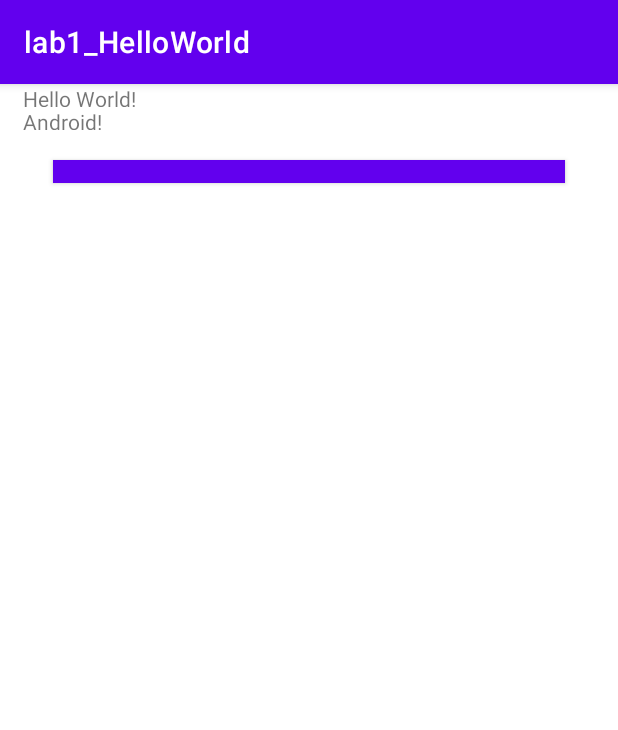
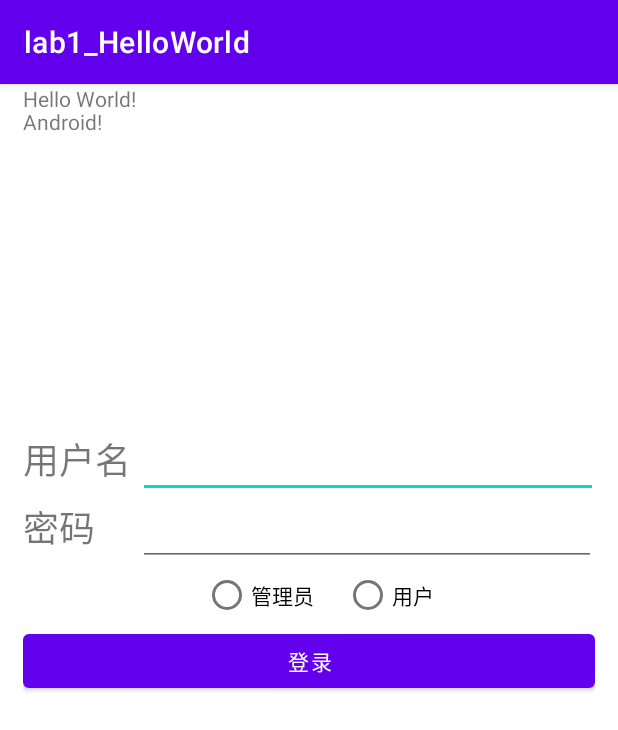
Before and after one commit to Wwwwwwwzl1/Android, an Android app: the screen it shows after launch (MainActivity), on a phone screen of 412 x 824 dp. Shown: the top 730 px of the screen. Run offline under Robolectric (Android 15) with nearby library versions, the phone set to English and light mode, and no system bars.

Commit message:
“第二次提交”

```diff
--- a/lab1_HelloWorld/app/src/main/res/layout/activity_main.xml
+++ b/lab1_HelloWorld/app/src/main/res/layout/activity_main.xml
@@ -5,13 +5,16 @@
     android:layout_width="match_parent"
     android:layout_height="match_parent"
     tools:context=".MainActivity">
+
     <LinearLayout
+        android:layout_width="match_parent"
+        android:layout_height="match_parent"
         android:orientation="vertical"
         android:paddingLeft="15dp"
         android:paddingRight="15dp"
-    android:layout_width="match_parent"
-    android:layout_height="match_parent"
-    >
+        tools:layout_editor_absoluteX="-107dp"
+        tools:layout_editor_absoluteY="62dp">
+
         <TextView
             android:layout_width="match_parent"
             android:layout_height="15dp"
@@ -20,21 +23,107 @@
             app:layout_constraintEnd_toEndOf="parent"
             app:layout_constraintStart_toStartOf="parent"
             app:layout_constraintTop_toTopOf="parent" />
+
         <TextView
             android:layout_width="match_parent"
             android:layout_height="15dp"
+            android:layout_marginBottom="200dp"
             android:text="@string/a"
             app:layout_constraintBottom_toBottomOf="parent"
             app:layout_constraintEnd_toEndOf="parent"
             app:layout_constraintStart_toStartOf="parent"
             app:layout_constraintTop_toTopOf="parent" />
 
+        <LinearLayout
+            android:layout_width="383dp"
+            android:layout_height="wrap_content"
+            android:orientation="horizontal">
+
+            <TextView
+                android:id="@+id/textView"
+                android:layout_width="wrap_content"
+                android:layout_height="wrap_content"
+                android:layout_weight="1"
+                android:text="用户名"
+                android:textSize="24sp" />
+
+            <EditText
+                android:id="@+id/editTextTextPersonName"
+                android:layout_width="301dp"
+                android:layout_height="wrap_content"
+                android:layout_weight="1"
+                android:ems="10"
+                android:inputType="textPersonName" />
+        </LinearLayout>
+
+        <LinearLayout
+            android:layout_width="378dp"
+            android:layout_height="wrap_content"
+            android:orientation="horizontal" />
+
+        <LinearLayout
+            android:layout_width="382dp"
+            android:layout_height="wrap_content"
+            android:orientation="horizontal">
+
+            <TextView
+                android:id="@+id/textView4"
+                android:layout_width="63dp"
+                android:layout_height="wrap_content"
+                android:layout_weight="1"
+                android:text="密码"
+                android:textSize="24sp" />
+
+            <EditText
+                android:id="@+id/editTextTextPassword2"
+                android:layout_width="291dp"
+                android:layout_height="wrap_content"
+                android:layout_weight="1"
+                android:ems="10"
+                android:inputType="textPassword" />
+
+        </LinearLayout>
+
+        <LinearLayout
+            android:layout_width="335dp"
+            android:layout_height="wrap_content"
+            android:orientation="horizontal">
+
+        </LinearLayout>
+
+        <RadioGroup
+            android:layout_width="wrap_content"
+            android:layout_height="39dp"
+            android:orientation="horizontal">
+
+            <RadioGroup
+                android:layout_width="match_parent"
+                android:layout_height="wrap_content"
+                android:orientation="horizontal"
+                android:paddingLeft="120dp">
+
+                <RadioButton
+                    android:id="@+id/radioButton6"
+                    android:layout_width="wrap_content"
+                    android:layout_height="match_parent"
+                    android:layout_marginRight="20dp"
+                    android:text="管理员" />
+
+                <RadioButton
+                    android:id="@+id/radioButton7"
+                    android:layout_width="190dp"
+                    android:layout_height="match_parent"
+                    android:layout_gravity="center"
+                    android:text="用户" />
+            </RadioGroup>
+
+        </RadioGroup>
+
         <Button
-        android:layout_margin="20dp"
+            android:id="@+id/button4"
             android:layout_width="match_parent"
-        android:layout_height="15dp"
-        android:background="@color/black"
-        ></Button>
+            android:layout_height="wrap_content"
+            android:text="登录" />
 
     </LinearLayout>
 
```
Also changed, not shown: 2 other files. Lines whose indentation alone changed are shown as unchanged.
